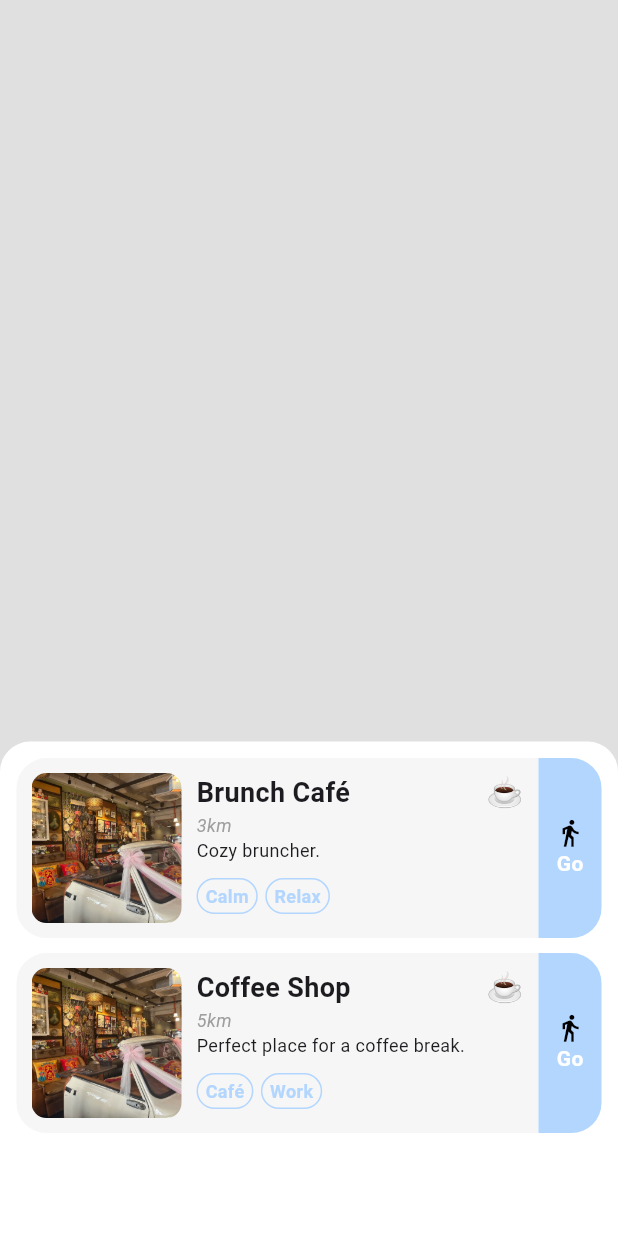
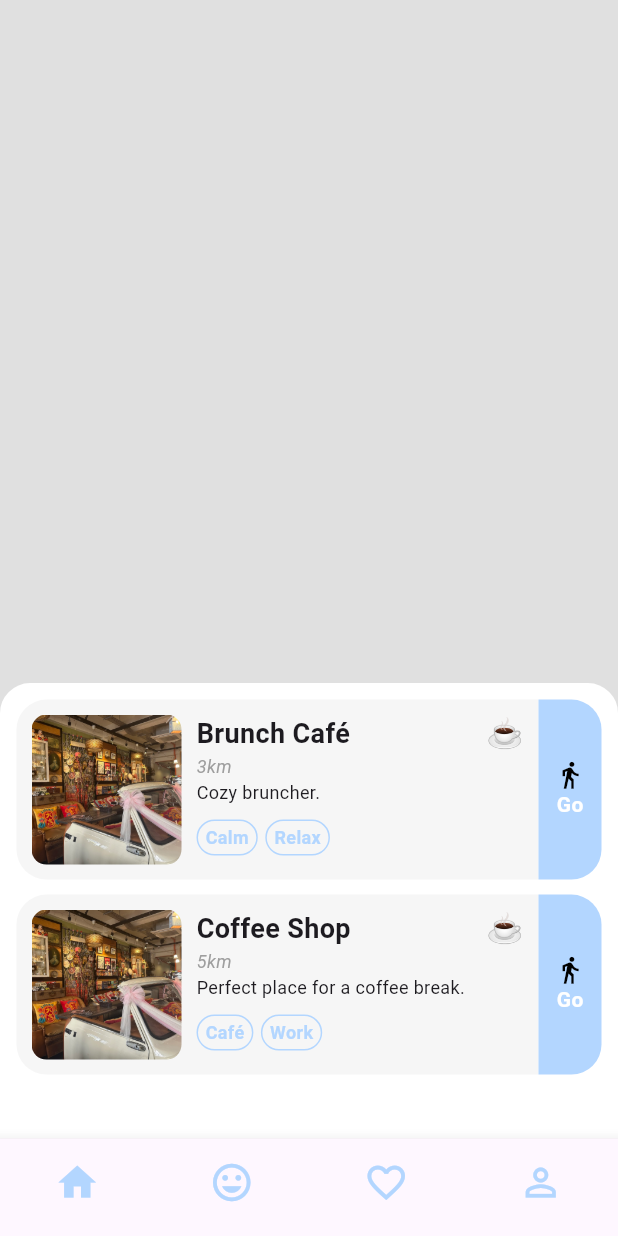
Before and after one commit to romain-sadar/moodmap, a Flutter app: the screen it shows after launch, on a phone screen of 412 x 824 dp. Run offline on Flutter 3.47's test engine with Material 3 defaults, Android fonts, the phone set to English and light mode, and no system bars; our stand-ins replace flutter_riverpod, google_fonts.

Commit message:
Création navLayout, bouton "list" quand on scroll le split screen en entier pour le réouvrir, navBar

```diff
--- a/moodmap/lib/main.dart
+++ b/moodmap/lib/main.dart
@@ -1,6 +1,7 @@
 import 'package:flutter_riverpod/flutter_riverpod.dart';
 import 'package:flutter/material.dart';
 import 'package:moodmap/core/themes.dart';
+import 'package:moodmap/views/nav_layout.dart';
 import 'views/home/home_screen.dart';
 
 void main() {
@@ -18,7 +19,7 @@ class MyApp extends StatelessWidget {
     return MaterialApp(
       debugShowCheckedModeBanner: false,
 
-     home: HomeScreen(),
+     home: NavLayout(),
     );
   }
 }
--- a/moodmap/lib/views/home/home_screen.dart
+++ b/moodmap/lib/views/home/home_screen.dart
@@ -1,6 +1,7 @@
 import 'package:flutter/material.dart';
 import 'package:moodmap/core/themes.dart';
 import 'package:moodmap/models/place_model.dart';
+import 'package:moodmap/views/home/widgets/navbar.dart';
 import 'widgets/listing_box.dart';
 import 'widgets/map_view.dart';
 
@@ -16,9 +17,20 @@ class HomeScreen extends StatefulWidget {
 }
 
 class _HomeScreenState extends State<HomeScreen> {
-  bool isOnMap = true; // État pour savoir si on est sur la carte ou sur les activités
-  bool showButtons = false; // Contrôle la visibilité des boutons
-  double currentSheetSize = 0.3; // Taille actuelle du DraggableScrollableSheet
+  bool isOnMap = true;
+  bool showButtons = false;
+  bool showListButton = false;
+  double currentSheetSize = 0.4;
+  int selectedIndex = 0;
+
+  final DraggableScrollableController _sheetController =
+      DraggableScrollableController(); // Ajout du contrôleur
+
+  void onTabSelected(int index) {
+    setState(() {
+      selectedIndex = index;
+    });
+  }
 
   @override
   Widget build(BuildContext context) {
@@ -39,11 +51,10 @@ class _HomeScreenState extends State<HomeScreen> {
       tags: ['Café', 'Work'],
       type: '☕️',
     );
-
   ListingItem activity1 = ListingItem(
       imagePath: 'assets/images/brunchesCafe.jpg',
       title: 'Lecture',
-      distance: '2min',
+      distance: '3min',
       description: 'Cozy bruncher.',
       tags: ['Calm', 'Relax'],
       type: '☕️',
@@ -51,43 +62,44 @@ class _HomeScreenState extends State<HomeScreen> {
 
     ListingItem activity2 = ListingItem(
       imagePath: 'assets/images/brunchesCafe.jpg',
-      title: 'Top',
-      distance: '1min',
+      title: 'Coffee Shop',
+      distance: '1h',
       description: 'Perfect place for a coffee break.',
       tags: ['Café', 'Work'],
-      type: '☕️',
+      type: '📚',
     );
-
     return MaterialApp(
       debugShowCheckedModeBanner: false,
       home: SafeArea(
+        bottom: false,
         child: Scaffold(
           body: Stack(
             children: [
               MapScreen(),
               Column(
                 children: [
-                  // DraggableScrollableSheet
                   Expanded(
-                    child: NotificationListener<DraggableScrollableNotification>(
+                    child: Stack(
+                      alignment: Alignment.bottomCenter,
+                      children: [
+                        NotificationListener<DraggableScrollableNotification>(
                           onNotification: (notification) {
-                        // Mise à jour de la taille actuelle du sheet
                             setState(() {
                               currentSheetSize = notification.extent;
 
-                        // Si le sheet est à sa taille maximale, on affiche les boutons
-                        if (currentSheetSize == 1.0) {
-                          showButtons = true;
-                        } else {
-                          isOnMap = true;
-                          showButtons = false;
-                        }
+                              // Affichage du bouton si la liste est en bas
+                              showListButton = currentSheetSize <= 0.1;
+                              isOnMap= currentSheetSize<=1;
+                              // Affichage des boutons de navigation si la liste est complètement ouverte
+                              showButtons = currentSheetSize == 1.0;
+
                             });
                             return true;
                           },
                           child: DraggableScrollableSheet(
+                            controller: _sheetController, // Assignation du contrôleur
                             initialChildSize: 0.4,
-                        minChildSize: 0.4,
+                            minChildSize: 0,
                             maxChildSize: 1.0,
                             builder: (BuildContext context, scrollController) {
                               return Container(
@@ -101,23 +113,27 @@ class _HomeScreenState extends State<HomeScreen> {
                                 ),
                                 child: Column(
                                   children: [
-                                // Affichage des boutons "Map" et "Activities" si showButtons est true
                                     if (showButtons)
                                       Padding(
-                                    padding: const EdgeInsets.symmetric(vertical: 10.0),
+                                        padding: const EdgeInsets.symmetric(
+                                            vertical: 10.0),
                                         child: Row(
-                                      mainAxisAlignment: MainAxisAlignment.center,
+                                          mainAxisAlignment:
+                                              MainAxisAlignment.center,
                                           children: [
                                             ElevatedButton(
                                               style: ElevatedButton.styleFrom(
-                                            backgroundColor: isOnMap ? AppTheme.blue : Colors.grey,
+                                                backgroundColor: isOnMap
+                                                    ? AppTheme.blue
+                                                    : Colors.grey,
                                                 foregroundColor: Colors.white,
                                                 shape: RoundedRectangleBorder(
-                                              borderRadius: BorderRadius.only(
-                                                topLeft: Radius.circular(20),
-                                                bottomLeft: Radius.circular(20),
-                                                topRight: Radius.circular(0),
-                                                bottomRight: Radius.circular(0),
+                                                  borderRadius:
+                                                      BorderRadius.only(
+                                                    topLeft:
+                                                        Radius.circular(20),
+                                                    bottomLeft:
+                                                        Radius.circular(20),
                                                   ),
                                                 ),
                                               ),
@@ -126,19 +142,22 @@ class _HomeScreenState extends State<HomeScreen> {
                                                   isOnMap = true;
                                                 });
                                               },
-                                          child: Icon(Icons.map, color: Colors.white),
+                                              child: Icon(Icons.map,
+                                                  color: Colors.white),
                                             ),
-
                                             ElevatedButton(
                                               style: ElevatedButton.styleFrom(
-                                            backgroundColor: !isOnMap ? AppTheme.violet : Colors.grey,
+                                                backgroundColor: !isOnMap
+                                                    ? AppTheme.violet
+                                                    : Colors.grey,
                                                 foregroundColor: Colors.white,
                                                 shape: RoundedRectangleBorder(
-                                              borderRadius: BorderRadius.only(
-                                                topLeft: Radius.circular(0),
-                                                bottomLeft: Radius.circular(0),
-                                                topRight: Radius.circular(20),
-                                                bottomRight: Radius.circular(20),
+                                                  borderRadius:
+                                                      BorderRadius.only(
+                                                    topRight:
+                                                        Radius.circular(20),
+                                                    bottomRight:
+                                                        Radius.circular(20),
                                                   ),
                                                 ),
                                               ),
@@ -147,23 +166,23 @@ class _HomeScreenState extends State<HomeScreen> {
                                                   isOnMap = false;
                                                 });
                                               },
-                                          child: Icon(Icons.location_off, color: Colors.white),
+                                              child: Icon(Icons.location_off,
+                                                  color: Colors.white),
                                             ),
                                           ],
                                         ),
                                       ),
-                                // Liste des éléments sur la carte ou les activités
                                     Expanded(
                                       child: ListView(
                                         controller: scrollController,
                                         children: [
                                           if (isOnMap) ...[
                                             ListingBox(item: item1),
-                                        SizedBox(height:8),
+                                            SizedBox(height: 8),
                                             ListingBox(item: item2),
                                           ] else ...[
                                             ListingBox(item: activity1),
-                                        SizedBox(height:8),
+                                            SizedBox(height: 8),
                                             ListingBox(item: activity2),
                                           ],
                                         ],
@@ -175,6 +194,24 @@ class _HomeScreenState extends State<HomeScreen> {
                             },
                           ),
                         ),
+                        if (showListButton)
+                          Positioned(
+                            bottom: 20,
+                            child: ElevatedButton(
+                              style: ElevatedButton.styleFrom(backgroundColor:  AppTheme.blue, ),
+                              onPressed: () {
+                                _sheetController.animateTo(
+                                  1.0,
+                                  duration: Duration(milliseconds: 300),
+                                  curve: Curves.easeInOut,
+                                );
+                              },
+                              child: Row
+                              (children:[Icon(Icons.list, color: Colors.black,),SizedBox(width:10), Text("List",  style: TextStyle(color: Colors.black),) ]),
+                            ),
+                          ),
+                      ],
+                    ),
                   ),
                 ],
               ),
--- a/moodmap/lib/views/home/widgets/navbar.dart
+++ b/moodmap/lib/views/home/widgets/navbar.dart
@@ -0,0 +1,55 @@
+import 'package:flutter/material.dart';
+import 'package:moodmap/core/themes.dart';
+
+class NavBar extends StatefulWidget {
+  final Function(int) onTabSelected;
+  final int selectedIndex;
+
+  const NavBar({super.key, required this.onTabSelected, required this.selectedIndex});
+
+  @override
+  _NavBarState createState() => _NavBarState();
+}
+
+class _NavBarState extends State<NavBar> {
+  int _selectedIndex = 0; // Index de l'icône sélectionné
+
+  void _onItemTapped(int index) {
+    setState(() {
+      _selectedIndex = index;
+    });
+  }
+  @override
+  Widget build(BuildContext context) {
+    return BottomNavigationBar(
+      currentIndex: _selectedIndex,
+      onTap: (index) {
+        widget.onTabSelected(index);
+      },
+      type: BottomNavigationBarType.fixed,
+      selectedItemColor: AppTheme.blue,
+      unselectedItemColor: AppTheme.blue,
+      showSelectedLabels: false,
+      showUnselectedLabels: false,
+      iconSize: 30,
+      items: [
+        BottomNavigationBarItem(
+          icon: Icon(_selectedIndex == 0 ? Icons.home : Icons.home_outlined),
+          label: '',
+        ),
+        BottomNavigationBarItem(
+          icon: Icon(_selectedIndex == 1 ? Icons.mood : Icons.mood_outlined),
+          label: '',
+        ),
+         BottomNavigationBarItem(
+          icon: Icon(_selectedIndex == 2 ? Icons.favorite : Icons.favorite_outline),
+          label: '',
+        ),
+         BottomNavigationBarItem(
+          icon: Icon(_selectedIndex == 3 ? Icons.person : Icons.person_outline),
+          label: '',
+        ),
+      ],
+    );
+  }
+}
--- /dev/null
+++ b/moodmap/lib/views/nav_layout.dart
@@ -0,0 +1,36 @@
+import 'package:flutter/material.dart';
+import 'package:moodmap/views/home/home_screen.dart';
+import 'package:moodmap/views/home/widgets/navbar.dart';
+
+class NavLayout extends StatefulWidget {
+  @override
+  _NavLayoutState createState() => _NavLayoutState();
+}
+
+class _NavLayoutState extends State<NavLayout> {
+  int _selectedIndex = 0;
+
+  final List<Widget> _screens = [
+    HomeScreen(),
+    // MoodScreen(),
+    // FavoriteScreen(),
+    // ProfileScreen(),
+  ];
+
+  void _onItemTapped(int index) {
+    setState(() {
+      _selectedIndex = index;
+    });
+  }
+
+  @override
+  Widget build(BuildContext context) {
+    return Scaffold(
+      body: _screens[_selectedIndex], // Affiche l'écran correspondant à l'index
+      bottomNavigationBar: NavBar(
+        selectedIndex: _selectedIndex,
+        onTabSelected: _onItemTapped,
+      ),
+    );
+  }
+}
```
Lines whose indentation alone changed are shown as unchanged.
